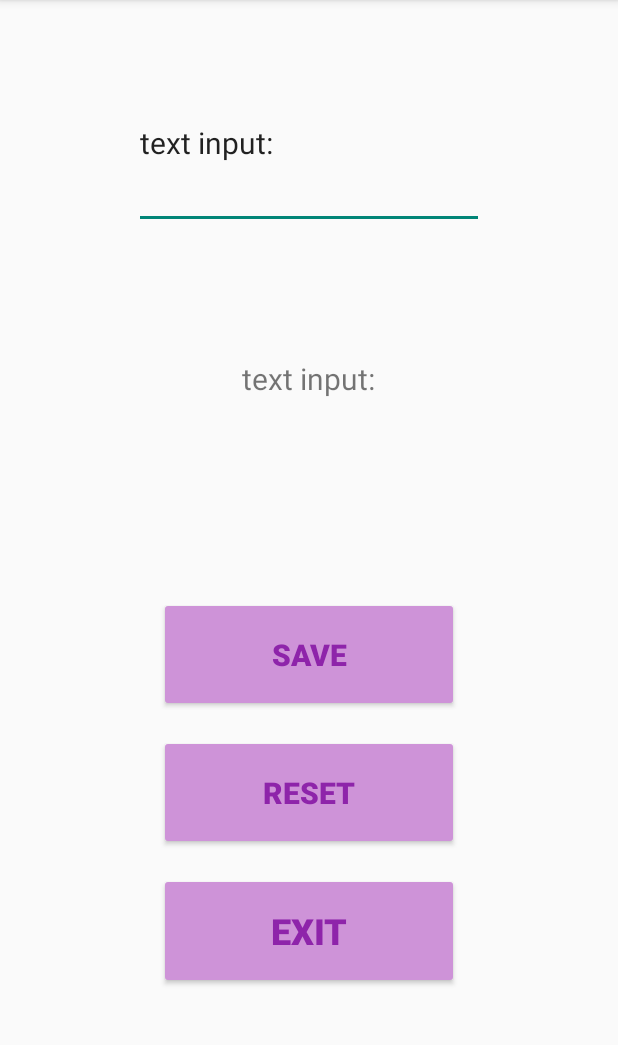
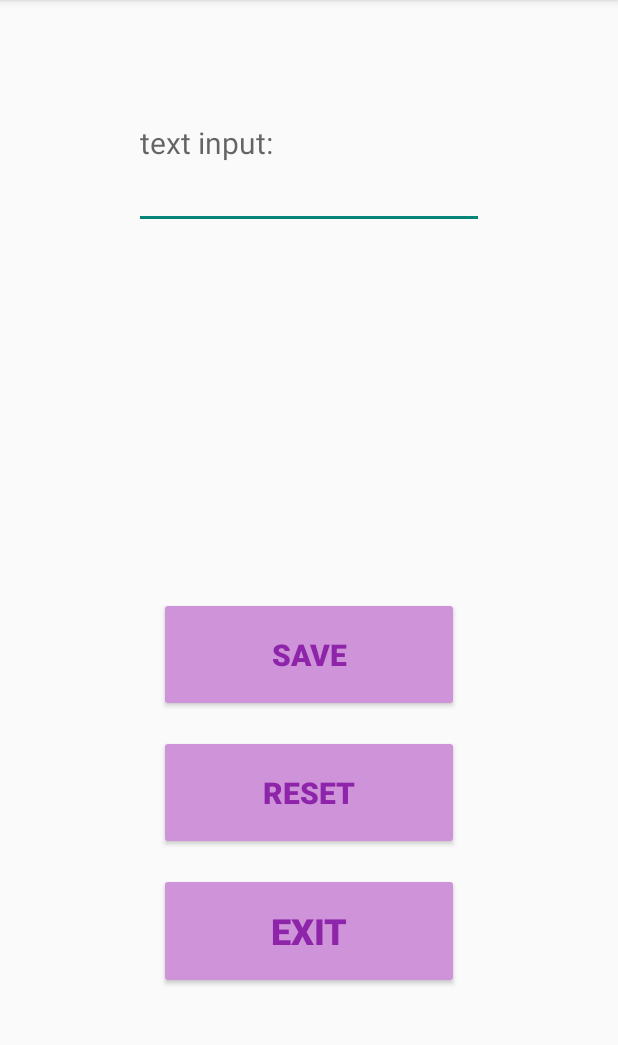
Before and after one commit to eb3831/ex11022, an Android app: the screen it shows after launch (MainActivity), after a tap on "SAVE", on a phone screen of 412 x 824 dp, the part 84-1129 px from its top. Run offline under Robolectric (Android 15) with nearby library versions, the phone set to English and light mode, and no system bars.

Commit message:
fixed design

```diff
--- a/app/src/main/res/layout/activity_main.xml
+++ b/app/src/main/res/layout/activity_main.xml
@@ -20,8 +20,8 @@
         android:layout_gravity="center"
         android:layout_weight="15"
         android:ems="10"
+        android:hint="text input:"
         android:inputType="text"
-        android:text="text input:"
         android:textSize="20sp" />
 
     <Space
```
